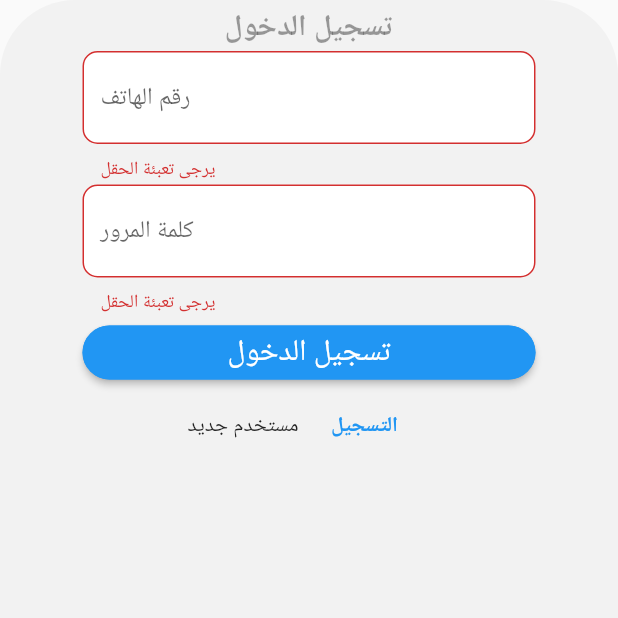
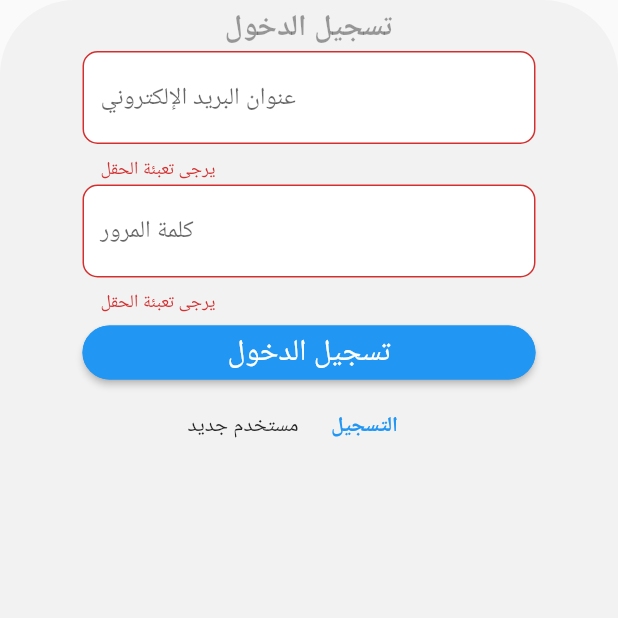
Before and after one commit to Riyadhalali/saveme, a Flutter app: the screen it shows after launch, scrolled down 412 dp, after a tap on "تسجيل الدخول", on a phone screen of 412 x 824 dp, the top half of it. Run offline on Flutter 3.47's test engine with Material 2 defaults, Android fonts, the phone set to English and light mode, and no system bars; our stand-ins replace firebase_auth, firebase_core, shared_preferences; accounts and stored records are empty.

Commit message:
finished login page

```diff
--- a/lib/main.dart
+++ b/lib/main.dart
@@ -1,5 +1,6 @@
 import 'package:firebase_core/firebase_core.dart';
 import 'package:flutter/material.dart';
+import 'package:saveme/screens/home_screen/home_screen.dart';
 import 'package:saveme/screens/register/register.dart';
 import 'package:saveme/screens/sign_in/sign_in.dart';
 import 'package:saveme/screens/splash_screen/splash_screen.dart';
@@ -27,6 +28,7 @@ class MyApp extends StatelessWidget {
         SplashScreen.id: (context) => SplashScreen(),
         SignIn.id: (context) => SignIn(),
         RegisterPage.id: (context) => RegisterPage(),
+        HomeScreen.id: (context) => HomeScreen(),
       },
     );
   }
--- /dev/null
+++ b/lib/screens/home_screen/home_screen.dart
@@ -0,0 +1,17 @@
+import 'package:flutter/material.dart';
+
+class HomeScreen extends StatefulWidget {
+  static const id = 'home_Screen';
+
+  @override
+  State<HomeScreen> createState() => _HomeScreenState();
+}
+
+class _HomeScreenState extends State<HomeScreen> {
+  @override
+  Widget build(BuildContext context) {
+    return Scaffold(
+      body: Text("Home Page"),
+    );
+  }
+}
--- a/lib/screens/register/register.dart
+++ b/lib/screens/register/register.dart
@@ -26,6 +26,7 @@ class _RegisterPageState extends State<RegisterPage> {
   bool _validateUsername = false;
   bool _validatePassword = false;
   bool _validatePhone = false;
+  bool emailValid = false; // to check if user has entered a valid email address
   MyWidgets myWidgets = new MyWidgets();
 
   Future<void> login() async {
@@ -42,6 +43,20 @@ class _RegisterPageState extends State<RegisterPage> {
     if (_validateUsername || _validatePassword || _validatePhone) {
       return;
     }
+
+    emailValid = RegExp(r"^[a-zA-Z0-9.a-zA-Z0-9.!#$%&'*+-/=?^_`{|}~]+@[a-zA-Z0-9]+\.[a-zA-Z]+")
+        .hasMatch(_emailController.text);
+
+    if (emailValid != true) {
+      ScaffoldMessenger.of(context).showSnackBar(
+        SnackBar(
+          content: Text("البريد الإلكتروني غير صالح"),
+          duration: Duration(seconds: 3),
+        ),
+      );
+      return ;
+    }
+
     // -> show progress bar if user already entered the required data
     myWidgets.showProcessingDialog("جاري التسجيل ...", context);
 
@@ -70,6 +85,11 @@ class _RegisterPageState extends State<RegisterPage> {
       );
     }
   } // enc function
+
+  @override
+  void initState() {
+    super.initState();
+  }
 
   @override
   Widget build(BuildContext context) {
--- a/lib/screens/sign_in/sign_in.dart
+++ b/lib/screens/sign_in/sign_in.dart
@@ -1,5 +1,8 @@
+import 'package:firebase_auth/firebase_auth.dart';
 import 'package:flutter/material.dart';
+import 'package:saveme/screens/home_screen/home_screen.dart';
 import 'package:saveme/services/sharedpreferences.dart';
+import 'package:saveme/widgets/mywidgets.dart';
 import 'package:saveme/widgets/textinputfield.dart';
 import 'package:saveme/widgets/textinputfieldwithicon.dart';
 
@@ -14,26 +17,31 @@ class SignIn extends StatefulWidget {
 
 class _SignInState extends State<SignIn> {
   final GlobalKey<ScaffoldState> _scaffoldKey = new GlobalKey<ScaffoldState>();
-  late String phone_data, password_data; //variables for holding shared pref data
+  late String email_data, password_data, uid_data; //variables for holding shared pref data
   late String usernameData; // this variable to store data returned from getUserInfo Api
   late String userPhoneData; // this variable to store data returned from getUserInfo Api
   late String userGenderData; // this variable to store data returned from getUserInfo Api
-  final _phonecontroller = TextEditingController();
+  final _emailcontroller = TextEditingController();
   final _passwordcontroller = TextEditingController();
 
-  bool validatePhone = false;
+  bool validateEmail = false;
   bool validatePassword = false;
   bool _isHidden = false;
 
   SharedPref sharedPref = new SharedPref();
+  FirebaseAuth firebaseAuth = FirebaseAuth.instance; // add firebase auth
+  MyWidgets myWidgets = new MyWidgets();
+  bool emailValid = false;
+
   //------------------------------Functions-------------------------------------
   //-> Loading User Data if he is already signed in to the program
   Future loadUserDataLogin() async {
-    phone_data = await sharedPref.LoadData("phone");
+    email_data = await sharedPref.LoadData("phone");
     password_data = await sharedPref.LoadData('password');
-    if (phone_data != null && password_data != null) {
+    uid_data = await sharedPref.LoadData("uid");
+    if (email_data != null && password_data != null) {
       setState(() {
-        _phonecontroller.text = phone_data;
+        _emailcontroller.text = email_data;
         _passwordcontroller.text = password_data;
       });
     }
@@ -170,9 +178,9 @@ class _SignInState extends State<SignIn> {
               height: 2.0,
             ),
             TextInputField(
-              hint_text: "رقم الهاتف",
+              hint_text: "عنوان البريد الإلكتروني",
               //label_text: "username",
-              controller_text: _phonecontroller,
+              controller_text: _emailcontroller,
               show_password: false,
               error_msg: validatePassword ? "يرجى تعبئة الحقل" : "",
               FunctionToDo: () {},
@@ -216,34 +224,57 @@ class _SignInState extends State<SignIn> {
 
 //------------------------------------------------------------------------------
 //-----------------------------------Functions----------------------------------
-  void signInFunction() {
+  void signInFunction() async {
     setState(() {
-      _phonecontroller.text.isEmpty ? validatePhone = true : validatePhone = false;
+      _emailcontroller.text.isEmpty ? validateEmail = true : validateEmail = false;
 
       _passwordcontroller.text.isEmpty ? validatePassword = true : validatePassword = false;
     });
 
-    if (validatePhone || validatePassword) {
+    if (validateEmail || validatePassword) {
+      return;
+    }
+    // to check that user has entered a valid email address
+    emailValid = RegExp(r"^[a-zA-Z0-9.a-zA-Z0-9.!#$%&'*+-/=?^_`{|}~]+@[a-zA-Z0-9]+\.[a-zA-Z]+")
+        .hasMatch(_emailcontroller.text);
+    if (emailValid != true) {
+      ScaffoldMessenger.of(context).showSnackBar(
+        SnackBar(
+          content: Text("البريد الإلكتروني غير صالح"),
+          duration: Duration(seconds: 3),
+        ),
+      );
       return;
     }
 
-    sharedPref.setData('phone', _phonecontroller.text);
+    sharedPref.setData('email', _emailcontroller.text);
     sharedPref.setData('password', _passwordcontroller.text);
     // show a snackbar message
-    ScaffoldMessenger.of(context).showSnackBar(SnackBar(
-      content: Text(
-        "تم تسجيل الدخول بنجاح",
-        style: TextStyle(
-          color: Colors.black,
-        ),
-        textAlign: TextAlign.center,
-      ),
-      duration: Duration(seconds: 3),
-      backgroundColor: Colors.white,
-    ));
 
-    // Navigator.pushNamed(context, Navigations.id);
+    myWidgets.showProcessingDialog(" جاري تسجيل الدخول ... ", context);
+
+    try {
+      UserCredential userCredential = await firebaseAuth.signInWithEmailAndPassword(
+          email: _emailcontroller.text.toLowerCase().trim(),
+          password: _passwordcontroller.text.toLowerCase().trim());
+      final user = userCredential.user;
+      // print(user?.uid);
+      if (user?.uid != null) {
+        Navigator.of(context).pop();
+        sharedPref.setData("uid", user!.uid.toString());
+        Navigator.of(context).pushNamed(HomeScreen.id);
+      }
+    } on FirebaseAuthException catch (e) {
+      if (e.code == 'user-not-found') {
+        myWidgets.displaySnackMessage(" لا يوجد مستخدم بهذا الاسم", context);
+      } else if (e.code == 'wrong-password') {
+        myWidgets.displaySnackMessage("كلمة السر خاطئة", context);
+      }
+
+      Navigator.of(context).pop();
+    }
   }
 //------------------------------------------------------------------------------
 
 } // end class
+//TODO: when can add strem builder or user then. for future call to show the error
--- a/lib/widgets/mywidgets.dart
+++ b/lib/widgets/mywidgets.dart
@@ -38,4 +38,8 @@ class MyWidgets {
           );
         });
   }
+
+  //------------------------------Toast Message------------------------------------------------
+
+//---------------------------------------------------------------------------------------------
 }
--- a/pubspec.yaml
+++ b/pubspec.yaml
@@ -14,6 +14,7 @@ dependencies:
   shared_preferences: ^2.0.6
   firebase_auth: ^3.4.1
   firebase_core: ^1.19.1
+  fluttertoast: ^8.0.9
 
   cupertino_icons: ^1.0.2
 
```
Also changed, not shown: pubspec.lock.
